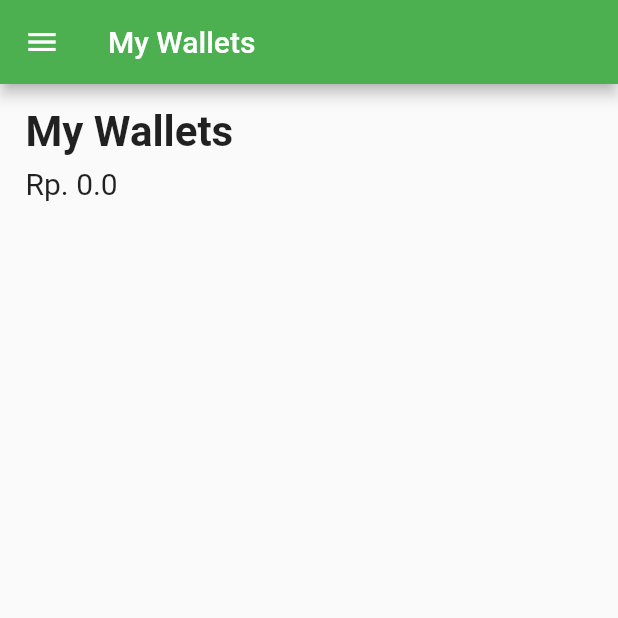
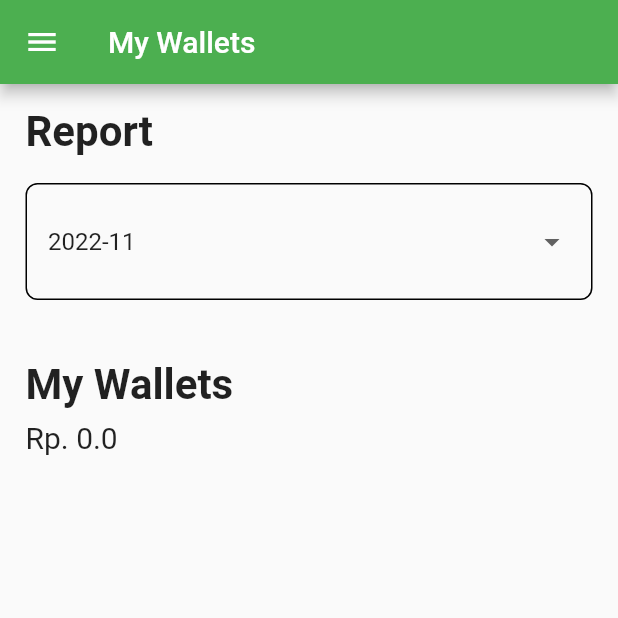
Before and after one commit to duitku-pbp/duitku-flutter, a Flutter app: the WalletHomePage screen opened by its route, on a phone screen of 412 x 824 dp, the top half of it. Run offline on Flutter 3.47's test engine with Material 2 defaults, Android fonts, the phone set to English and light mode, and no system bars; our stand-ins replace cookie_jar, dartz, get_it; network calls fail; statements that could not run were skipped.

Commit message:
feat: add date dropdown in report card

```diff
--- a/lib/wallet/pages/wallet_home_page.dart
+++ b/lib/wallet/pages/wallet_home_page.dart
@@ -1,5 +1,6 @@
 import 'package:duitku/common/widgets/app_drawer.dart';
 import 'package:duitku/wallet/providers/wallet_provider.dart';
+import 'package:duitku/wallet/widgets/report_card.dart';
 import 'package:duitku/wallet/widgets/wallet_tiles.dart';
 import 'package:flutter/material.dart';
 import 'package:provider/provider.dart';
@@ -15,18 +16,19 @@ class WalletHomePage extends StatefulWidget {
 
 class _WalletHomePageState extends State<WalletHomePage> {
   Future<void>? _getWallets;
-  Future<void>? _getReport;
   WalletProvider? walletProv;
   double _total = 0;
 
   @override
   void initState() {
     walletProv = Provider.of<WalletProvider>(context, listen: false);
-    _setTotal();
+    _init();
     super.initState();
   }
 
-  void _setTotal() {
+  void _init() async {
+    await walletProv?.getWallets();
+
     final wallets = walletProv?.wallets;
     if (wallets == null || wallets.isEmpty) {
       return;
@@ -49,13 +51,7 @@ class _WalletHomePageState extends State<WalletHomePage> {
       drawer: const AppDrawer(),
       body: RefreshIndicator(
         child: FutureBuilder(
-          future: Future.wait(
-            [
-              _getWallets ?? walletProv!.getWallets(),
-              _getReport ?? walletProv!.getReport("2022-11"),
-            ],
-            eagerError: true,
-          ),
+          future: _getWallets ?? walletProv!.getWallets(),
           builder: (context, snapshot) {
             if (snapshot.connectionState == ConnectionState.waiting) {
               return const Center(child: CircularProgressIndicator());
@@ -68,6 +64,17 @@ class _WalletHomePageState extends State<WalletHomePage> {
                   mainAxisSize: MainAxisSize.min,
                   crossAxisAlignment: CrossAxisAlignment.start,
                   children: [
+                    const Text(
+                      "Report",
+                      style: TextStyle(
+                        fontWeight: FontWeight.bold,
+                        fontSize: 28,
+                      ),
+                      textAlign: TextAlign.left,
+                    ),
+                    const SizedBox(height: 18),
+                    const ReportCard(),
+                    const SizedBox(height: 40),
                     const Text(
                       "My Wallets",
                       style: TextStyle(
@@ -93,18 +100,11 @@ class _WalletHomePageState extends State<WalletHomePage> {
         onRefresh: () {
           setState(() {
             _getWallets = walletProv?.getWallets();
-            _getReport = walletProv?.getReport("2022-11");
           });
 
-          _setTotal();
+          _init();
 
-          return Future.wait(
-            [
-              _getWallets ?? walletProv!.getWallets(),
-              _getReport ?? walletProv!.getReport("2022-11"),
-            ],
-            eagerError: true,
-          );
+          return _getWallets ?? walletProv!.getWallets();
         },
       ),
     );
--- /dev/null
+++ b/lib/wallet/widgets/report_card.dart
@@ -0,0 +1,79 @@
+import 'package:duitku/wallet/providers/wallet_provider.dart';
+import 'package:flutter/material.dart';
+import 'package:intl/intl.dart';
+import 'package:provider/provider.dart';
+
+class ReportCard extends StatefulWidget {
+  const ReportCard({
+    super.key,
+  });
+
+  @override
+  State<ReportCard> createState() => _ReportCardState();
+}
+
+class _ReportCardState extends State<ReportCard> {
+  final dateFormatter = DateFormat("yyyy-MM");
+  final now = DateTime.now();
+  List<String> _periods = [];
+
+  WalletProvider? walletProv;
+  String? _period;
+
+  void _setPeriods() {
+    final dates = <String>[];
+
+    for (int i = 0; i > -12; i--) {
+      final date = DateTime(now.year, now.month + i, 1);
+      dates.add(dateFormatter.format(date));
+    }
+
+    setState(() {
+      _periods = dates;
+      _period = dates[0];
+    });
+  }
+
+  @override
+  void initState() {
+    walletProv = Provider.of<WalletProvider>(context, listen: false);
+    _setPeriods();
+    super.initState();
+  }
+
+  @override
+  Widget build(BuildContext context) {
+    return Container(
+      padding: const EdgeInsets.all(14),
+      decoration: BoxDecoration(
+        borderRadius: BorderRadius.circular(8),
+        border: Border.all(
+          color: Colors.black,
+        ),
+      ),
+      child: Column(
+        children: [
+          Row(
+            children: [
+              Expanded(
+                child: DropdownButtonHideUnderline(
+                  child: DropdownButton(
+                    value: _period,
+                    items: _periods
+                        .map((e) => DropdownMenuItem(value: e, child: Text(e)))
+                        .toList(),
+                    onChanged: (val) {
+                      setState(() {
+                        _period = val;
+                      });
+                    },
+                  ),
+                ),
+              ),
+            ],
+          ),
+        ],
+      ),
+    );
+  }
+}
```
